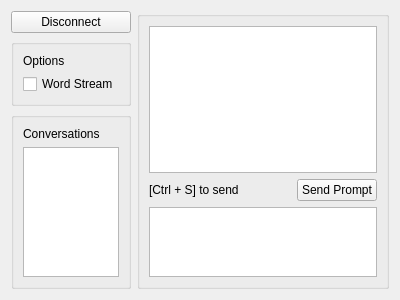
This is OllamaGui/src/ui/chat.ui in akamlah/ollama-gui as Qt 5 draws it before an edit. The edited form follows.
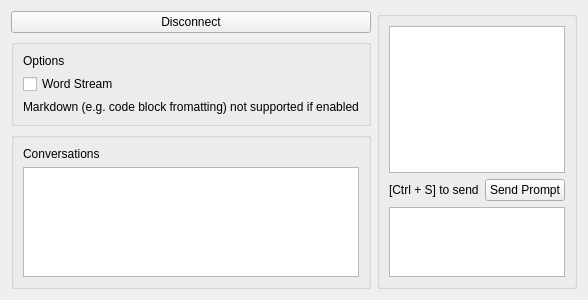
This is the edited form.

Commit message: fixed dialog non model bug and changed the tab to open directly hte newest when coming from select model view

```diff
--- a/OllamaGui/src/ui/chat.ui
+++ b/OllamaGui/src/ui/chat.ui
@@ -52,6 +52,13 @@
                                             </property>
                                         </widget>                                    
                                     </item>
+                                    <item>
+                                        <widget class="QLabel" name="WordStreamExplanationLabel">
+                                            <property name="text">
+                                                <string>Markdown (e.g. code block fromatting) not supported if enabled</string>
+                                            </property>
+                                        </widget>
+                                    </item>
 
                                     <!-- <item>
                                         <widget class="QCheckBox" name="CheckBoxDetails">
@@ -105,7 +112,7 @@
                                 <!-- <property name="title">
                                     <string>Conversations</string>
                                 </property> -->
-                                <layout class="QVBoxLayout" name="verticalLayout_278" stretch="1,20">
+                                <layout class="QVBoxLayout" name="verticalLayout_278" stretch="1,40">
                                     <item>
                                         <widget class="QLabel" name="ConversationsLabel">
                                             <property name="text">
```
The commit also changes 4 other files.
